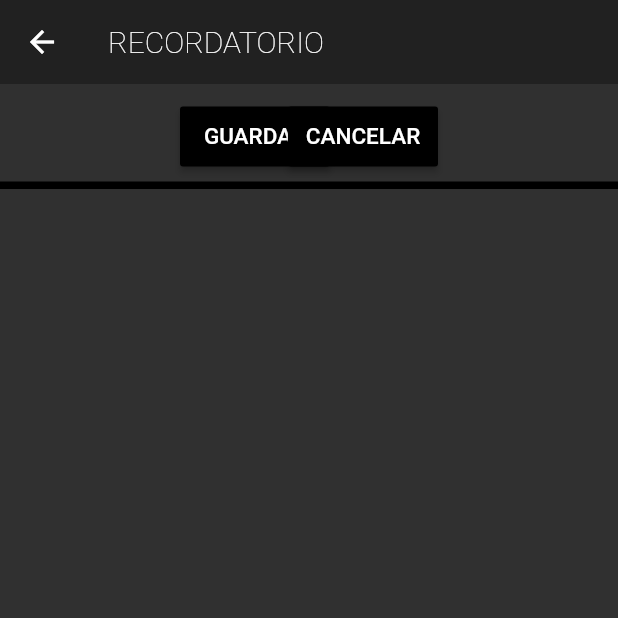
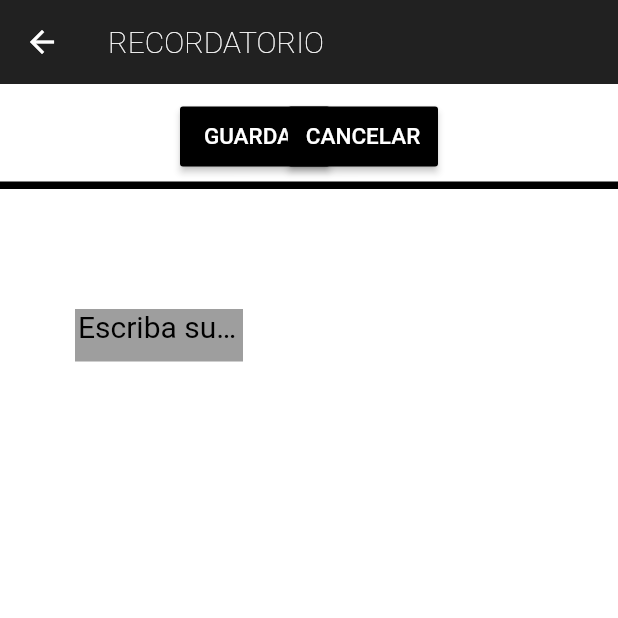
Before and after one commit to gabmisme/Miproyecto-flutter-recordatorio, a Flutter app: the SecondScreen screen opened directly, on a phone screen of 412 x 824 dp, the top half of it. Run offline on Flutter 3.47's test engine with Material 2 defaults, Android fonts, the phone set to English and light mode, and no system bars.

Commit message:
texto de entrada-ventana añadir

```diff
--- a/lib/ventanas/adicionar.dart
+++ b/lib/ventanas/adicionar.dart
@@ -5,6 +5,7 @@ class SecondScreen extends StatelessWidget{
   @override
   Widget build(BuildContext context) {
     return Scaffold(
+/**************************************************/
       appBar: AppBar(
         elevation: 0.0,
         title: Text(
@@ -15,13 +16,15 @@ class SecondScreen extends StatelessWidget{
         // backgroundColor: new Color(0xFF673AB7),
         //centerTitle: true,
       ),
+/**************************************************/
         //colores y separadores
-        body:Scaffold(
+  body:Scaffold(
+    backgroundColor: Colors.white,
         body:Container(
-
     child: Stack(
     children:[
-      //posicion de boton guardar
+/*********************************************boton****************************/
+      //boton guardar
       Positioned(
         left:120.0,
         //right:200.0,
@@ -48,7 +51,7 @@ class SecondScreen extends StatelessWidget{
         ),
       ),
 
-      //posicion de boton cancelar
+      //boton cancelar
       Positioned(
         // left:100.0,
         right:120.0,
@@ -74,7 +77,8 @@ class SecondScreen extends StatelessWidget{
           ),
         ),
       ),
-
+/****************************fin boton****************************************/
+      /***********************************decoradores*****************************/
       //linea de decoracion
       Positioned(
         left:0.0,
@@ -86,6 +90,36 @@ class SecondScreen extends StatelessWidget{
           child: Container(color:Colors.black),
         ),
       ),
+
+      //texto de entrada
+      Positioned(
+        left:50.0,
+        right:250.0,
+        top:150.0,
+        child: SizedBox(
+          width:100.0,
+          height:35.0,
+          child: Container(
+            color: Colors.grey,
+            padding:EdgeInsets.only(left:2.0,top:0.0),
+            child: TextField(
+              cursorColor:Colors.black,
+              decoration:InputDecoration(
+                border:InputBorder.none,hintText:'Escriba su Actividad',
+                hintStyle:TextStyle(fontSize:20.0,color:Colors.black),
+              ),
+            ),
+            /*
+                 child: TextFormField(
+                   decoration:InputDecoration(
+                       border:InputBorder.none,hintText:'Titulo',
+                     ),
+                    ),
+                    */
+          ),
+        ),
+      ),
+
       //barra inferior
       Positioned(
         left:0.0,
```
